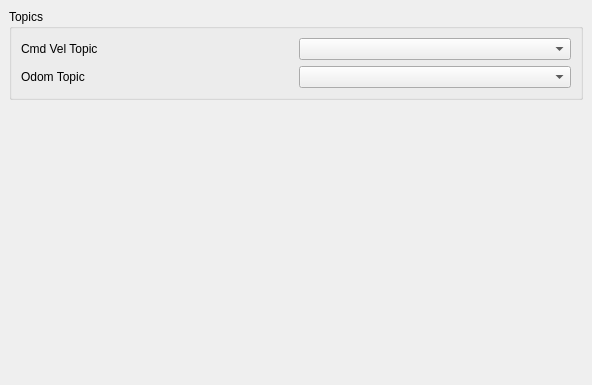
Above: kobuki_qtestsuite/src/kobuki_qtestsuite/ui/configuration_dock.ui from yujinrobot/kobuki_desktop before the change. Below: the same form after it.
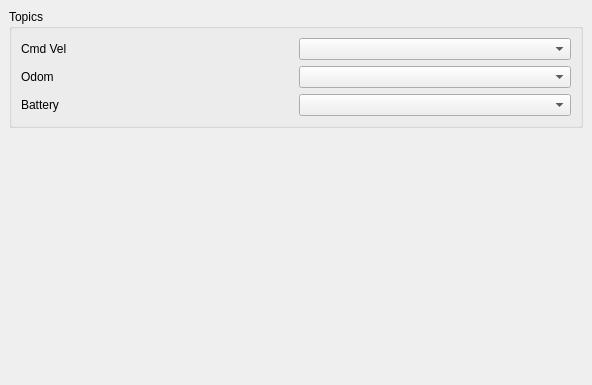
That is the form after the change. Custom widgets are drawn as their Qt base class.

Commit message: battery profile program working.

```diff
--- a/kobuki_qtestsuite/src/kobuki_qtestsuite/ui/configuration_dock.ui
+++ b/kobuki_qtestsuite/src/kobuki_qtestsuite/ui/configuration_dock.ui
@@ -24,7 +24,7 @@
        <item row="0" column="0">
         <widget class="QLabel" name="label">
          <property name="text">
-          <string>Cmd Vel Topic</string>
+          <string>Cmd Vel</string>
          </property>
         </widget>
        </item>
@@ -38,7 +38,7 @@
        <item row="1" column="0">
         <widget class="QLabel" name="label_4">
          <property name="text">
-          <string>Odom Topic</string>
+          <string>Odom</string>
          </property>
         </widget>
        </item>
@@ -49,6 +49,20 @@
          </property>
         </widget>
        </item>
+       <item row="2" column="0">
+        <widget class="QLabel" name="label_5">
+         <property name="text">
+          <string>Battery</string>
+         </property>
+        </widget>
+       </item>
+       <item row="2" column="1">
+        <widget class="ExtendedComboBox" name="battery_topic_combo_box">
+         <property name="editable">
+          <bool>false</bool>
+         </property>
+        </widget>
+       </item>
       </layout>
      </widget>
     </item>
```
The commit also changes 2 other files.
